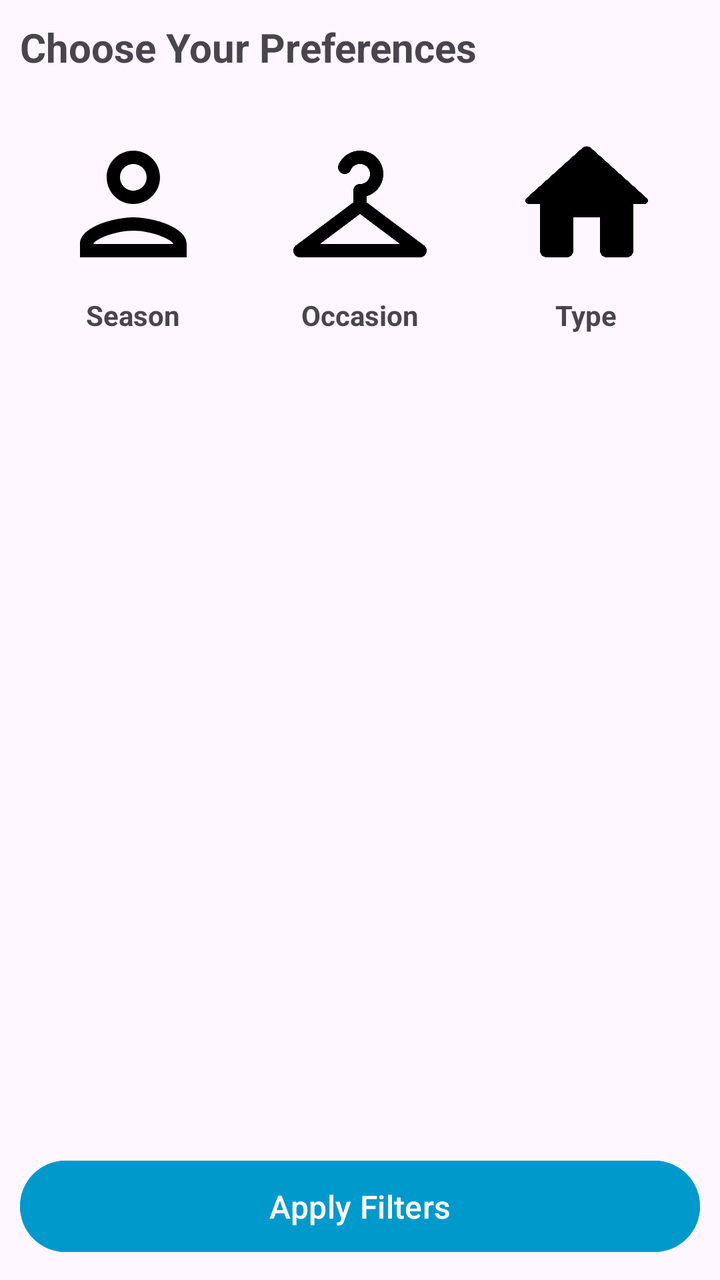
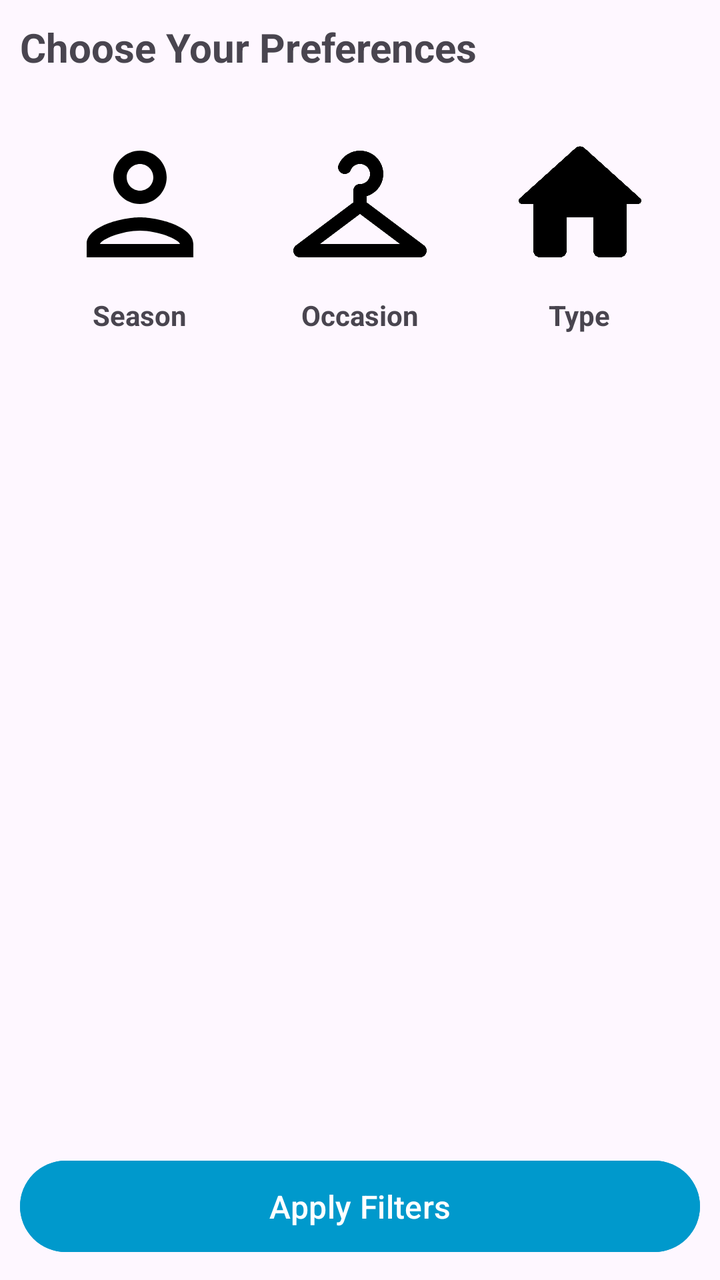

Before-and-after screenshots of an Android layout around one commit, followed by the original layout XML and the change that was made.
<!-- AndroidManifest.xml: application theme Theme.StyleWIZ_vol2 -->
<!-- res/layout/fragment_suggestions.xml -->
<?xml version="1.0" encoding="utf-8"?>
<LinearLayout
    xmlns:android="http://schemas.android.com/apk/res/android"
    android:layout_width="match_parent"
    android:layout_height="match_parent"
    android:orientation="vertical"
    android:padding="10dp"
    android:layout_gravity="center">

    <TextView
        android:layout_width="wrap_content"
        android:layout_height="wrap_content"
        android:text="Choose Your Preferences"
        android:textSize="20sp"
        android:textStyle="bold"
        android:gravity=""
        android:paddingBottom="12dp"/>

    <LinearLayout
        android:layout_width="match_parent"
        android:layout_height="0dp"
        android:layout_weight="1"
        android:orientation="horizontal">

        <LinearLayout
            android:id="@+id/optionSeason"
            android:layout_width="0dp"
            android:layout_height="wrap_content"
            android:layout_margin="5dp"
            android:layout_weight="1"
            android:orientation="vertical"
            android:gravity="center"
            android:padding="8dp">

            <ImageView
                android:id="@+id/imgSeason"
                android:layout_width="80dp"
                android:layout_height="80dp"
                android:src="@drawable/outline_person_24"
                android:scaleType="centerCrop"/>

            <TextView
                android:layout_width="wrap_content"
                android:layout_height="wrap_content"
                android:text="Season"
                android:textSize="14sp"
                android:gravity="center"
                android:textStyle="bold"
                android:paddingTop="6dp"/>
        </LinearLayout>

        <LinearLayout
            android:id="@+id/optionOccasion"
            android:layout_width="0dp"
            android:layout_height="wrap_content"
            android:layout_margin="5dp"
            android:layout_weight="1"
            android:orientation="vertical"
            android:gravity="center"
            android:padding="8dp">

            <ImageView
                android:id="@+id/imgOccasion"
                android:layout_width="80dp"
                android:layout_height="80dp"
                android:src="@drawable/round_checkroom_24"
                android:scaleType="centerCrop"/>

            <TextView
                android:layout_width="wrap_content"
                android:layout_height="wrap_content"
                android:text="Occasion"
                android:textSize="14sp"
                android:gravity="center"
                android:textStyle="bold"
                android:paddingTop="6dp"/>
        </LinearLayout>

        <LinearLayout
            android:id="@+id/optionType"
            android:layout_width="0dp"
            android:layout_height="wrap_content"
            android:layout_margin="5dp"

            android:layout_weight="1"
            android:orientation="vertical"
            android:gravity="center"
            android:padding="8dp">

            <ImageView
                android:id="@+id/imgType"
                android:layout_width="80dp"
                android:layout_height="80dp"
                android:src="@drawable/round_home_24"
                android:scaleType="centerCrop"/>

            <TextView
                android:layout_width="wrap_content"
                android:layout_height="wrap_content"
                android:text="Type"
                android:textSize="14sp"
                android:gravity="center"
                android:textStyle="bold"
                android:paddingTop="6dp"/>
        </LinearLayout>
    </LinearLayout>

    <Button
        android:id="@+id/btnApplyFilters"
        android:layout_width="match_parent"
        android:layout_height="wrap_content"
        android:text="Apply Filters"
        android:textSize="16sp"
        android:textAllCaps="false"
        android:backgroundTint="@android:color/holo_blue_dark"
        android:textColor="@android:color/white"
        android:padding="12dp"
        android:layout_marginTop="16dp"/>
</LinearLayout>
<!-- resources referenced by this layout -->
<resources>
  <!-- drawable outline_person_24 (drawable) -->
  <vector android:height="24dp" android:tint="#000000"
      android:viewportHeight="24" android:viewportWidth="24"
      android:width="24dp" xmlns:android="http://schemas.android.com/apk/res/android">
      <path android:fillColor="@android:color/white" android:pathData="M12,6c1.1,0 2,0.9 2,2s-0.9,2 -2,2 -2,-0.9 -2,-2 0.9,-2 2,-2m0,10c2.7,0 5.8,1.29 6,2L6,18c0.23,-0.72 3.31,-2 6,-2m0,-12C9.79,4 8,5.79 8,8s1.79,4 4,4 4,-1.79 4,-4 -1.79,-4 -4,-4zM12,14c-2.67,0 -8,1.34 -8,4v2h16v-2c0,-2.66 -5.33,-4 -8,-4z"/>
  </vector>
  <!-- drawable round_checkroom_24 (drawable) -->
  <vector android:height="24dp" android:tint="#000000"
      android:viewportHeight="24" android:viewportWidth="24"
      android:width="24dp" xmlns:android="http://schemas.android.com/apk/res/android">
      <path android:fillColor="@android:color/white" android:pathData="M21.6,18.2L13,11.75v-0.91c1.65,-0.49 2.8,-2.17 2.43,-4.05c-0.26,-1.31 -1.3,-2.4 -2.61,-2.7c-1.76,-0.4 -3.37,0.53 -4.02,1.98C8.5,6.74 8.98,7.5 9.71,7.5h0c0.39,0 0.75,-0.22 0.9,-0.57C10.84,6.38 11.37,6 12,6c0.83,0 1.5,0.67 1.5,1.5c0,0.84 -0.69,1.52 -1.53,1.5C11.43,8.99 11,9.45 11,9.99l0,1.76L2.4,18.2C1.63,18.78 2.04,20 3,20h9h9C21.96,20 22.37,18.78 21.6,18.2zM6,18l6,-4.5l6,4.5H6z"/>
  </vector>
  <!-- drawable round_home_24 (drawable) -->
  <vector android:height="24dp" android:tint="#000000"
      android:viewportHeight="24" android:viewportWidth="24"
      android:width="24dp" xmlns:android="http://schemas.android.com/apk/res/android">
      <path android:fillColor="@android:color/white" android:pathData="M10,19v-5h4v5c0,0.55 0.45,1 1,1h3c0.55,0 1,-0.45 1,-1v-7h1.7c0.46,0 0.68,-0.57 0.33,-0.87L12.67,3.6c-0.38,-0.34 -0.96,-0.34 -1.34,0l-8.36,7.53c-0.34,0.3 -0.13,0.87 0.33,0.87H5v7c0,0.55 0.45,1 1,1h3c0.55,0 1,-0.45 1,-1z"/>
  </vector>
  <style name="Theme.StyleWIZ_vol2" parent="Base.Theme.StyleWIZ_vol2" />
  <style name="Base.Theme.StyleWIZ_vol2" parent="Theme.Material3.DayNight.NoActionBar">
          
          
      </style>
</resources>

<!-- the commit's change to res/layout/fragment_suggestions.xml (unified diff, before → after) -->
@@ -1,11 +1,9 @@
-<?xml version="1.0" encoding="utf-8"?>
 <LinearLayout
     xmlns:android="http://schemas.android.com/apk/res/android"
     android:layout_width="match_parent"
     android:layout_height="match_parent"
     android:orientation="vertical"
-    android:padding="10dp"
-    android:layout_gravity="center">
+    android:padding="10dp">
 
     <TextView
         android:layout_width="wrap_content"
@@ -13,96 +11,102 @@
         android:text="Choose Your Preferences"
         android:textSize="20sp"
         android:textStyle="bold"
-        android:gravity=""
         android:paddingBottom="12dp"/>
 
     <LinearLayout
         android:layout_width="match_parent"
         android:layout_height="0dp"
         android:layout_weight="1"
-        android:orientation="horizontal">
+        android:orientation="vertical">
 
         <LinearLayout
-            android:id="@+id/optionSeason"
-            android:layout_width="0dp"
+            android:layout_width="match_parent"
             android:layout_height="wrap_content"
             android:layout_margin="5dp"
-            android:layout_weight="1"
-            android:orientation="vertical"
-            android:gravity="center"
-            android:padding="8dp">
+            android:orientation="horizontal">
 
-            <ImageView
-                android:id="@+id/imgSeason"
-                android:layout_width="80dp"
-                android:layout_height="80dp"
-                android:src="@drawable/outline_person_24"
-                android:scaleType="centerCrop"/>
+            <LinearLayout
+                android:id="@+id/optionSeason"
+                android:layout_width="0dp"
+                android:layout_height="wrap_content"
+                android:layout_weight="1"
+                android:orientation="vertical"
+                android:gravity="center"
+                android:padding="8dp">
 
-            <TextView
-                android:layout_width="wrap_content"
+                <ImageView
+                    android:id="@+id/imgSeason"
+                    android:layout_width="80dp"
+                    android:layout_height="80dp"
+                    android:src="@drawable/outline_person_24"
+                    android:scaleType="centerCrop" />
+
+                <TextView
+                    android:layout_width="wrap_content"
+                    android:layout_height="wrap_content"
+                    android:text="Season"
+                    android:textSize="14sp"
+                    android:textStyle="bold"
+                    android:paddingTop="6dp"/>
+            </LinearLayout>
+
+            <LinearLayout
+                android:id="@+id/optionOccasion"
+                android:layout_width="0dp"
                 android:layout_height="wrap_content"
-                android:text="Season"
-                android:textSize="14sp"
+                android:layout_weight="1"
+                android:orientation="vertical"
                 android:gravity="center"
-                android:textStyle="bold"
-                android:paddingTop="6dp"/>
+                android:padding="8dp">
+
+                <ImageView
+                    android:id="@+id/imgOccasion"
+                    android:layout_width="80dp"
+                    android:layout_height="80dp"
+                    android:src="@drawable/round_checkroom_24"
+                    android:scaleType="centerCrop" />
+
+                <TextView
+                    android:layout_width="wrap_content"
+                    android:layout_height="wrap_content"
+                    android:text="Occasion"
+                    android:textSize="14sp"
+                    android:textStyle="bold"
+                    android:paddingTop="6dp"/>
+            </LinearLayout>
+
+            <LinearLayout
+                android:id="@+id/optionType"
+                android:layout_width="0dp"
+                android:layout_height="wrap_content"
+                android:layout_weight="1"
+                android:orientation="vertical"
+                android:gravity="center"
+                android:padding="8dp">
+
+                <ImageView
+                    android:id="@+id/imgType"
+                    android:layout_width="80dp"
+                    android:layout_height="80dp"
+                    android:src="@drawable/round_home_24"
+                    android:scaleType="centerCrop" />
+
+                <TextView
+                    android:layout_width="wrap_content"
+                    android:layout_height="wrap_content"
+                    android:text="Type"
+                    android:textSize="14sp"
+                    android:textStyle="bold"
+                    android:paddingTop="6dp"/>
+            </LinearLayout>
         </LinearLayout>
 
-        <LinearLayout
-            android:id="@+id/optionOccasion"
-            android:layout_width="0dp"
-            android:layout_height="wrap_content"
-            android:layout_margin="5dp"
+        <FrameLayout
+            android:id="@+id/contentContainer"
+            android:layout_width="match_parent"
+            android:layout_height="0dp"
             android:layout_weight="1"
-            android:orientation="vertical"
-            android:gravity="center"
-            android:padding="8dp">
-
-            <ImageView
-                android:id="@+id/imgOccasion"
-                android:layout_width="80dp"
-                android:layout_height="80dp"
-                android:src="@drawable/round_checkroom_24"
-                android:scaleType="centerCrop"/>
-
-            <TextView
-                android:layout_width="wrap_content"
-                android:layout_height="wrap_content"
-                android:text="Occasion"
-                android:textSize="14sp"
-                android:gravity="center"
-                android:textStyle="bold"
-                android:paddingTop="6dp"/>
-        </LinearLayout>
-
-        <LinearLayout
-            android:id="@+id/optionType"
-            android:layout_width="0dp"
-            android:layout_height="wrap_content"
-            android:layout_margin="5dp"
-
-            android:layout_weight="1"
-            android:orientation="vertical"
-            android:gravity="center"
-            android:padding="8dp">
-
-            <ImageView
-                android:id="@+id/imgType"
-                android:layout_width="80dp"
-                android:layout_height="80dp"
-                android:src="@drawable/round_home_24"
-                android:scaleType="centerCrop"/>
-
-            <TextView
-                android:layout_width="wrap_content"
-                android:layout_height="wrap_content"
-                android:text="Type"
-                android:textSize="14sp"
-                android:gravity="center"
-                android:textStyle="bold"
-                android:paddingTop="6dp"/>
-        </LinearLayout>
+            android:layout_margin="5dp"/>
     </LinearLayout>
 
     <Button
@@ -111,7 +115,6 @@
         android:layout_height="wrap_content"
         android:text="Apply Filters"
         android:textSize="16sp"
-        android:textAllCaps="false"
         android:backgroundTint="@android:color/holo_blue_dark"
         android:textColor="@android:color/white"
         android:padding="12dp"
